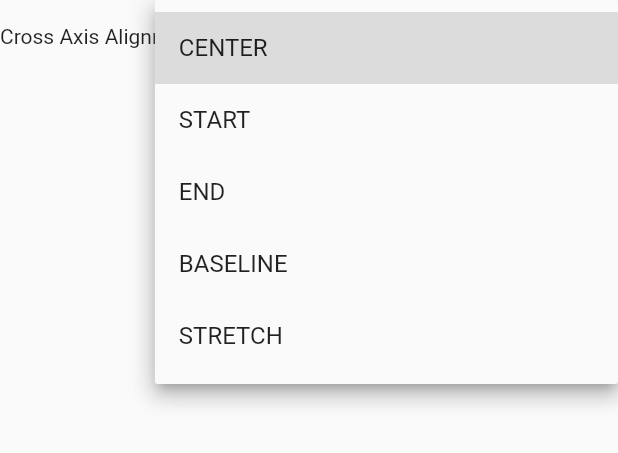
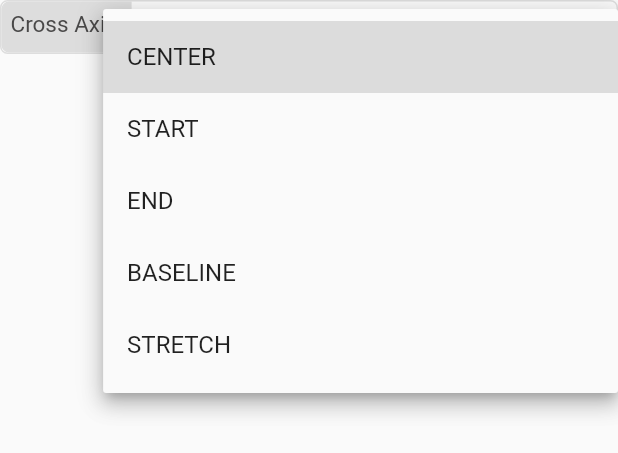
Before and after one commit to MohammedAlimoor/WidGen, a Flutter app: the CrossAxisAlignmentProperties widget shown alone on an empty page, opened directly with empty values, after a tap on "CENTER", on a phone screen of 412 x 824 dp. Shown: the top 453 px of the screen. Run offline on Flutter 3.47's test engine with Material 2 defaults, Android fonts, the phone set to English and light mode, and no system bars; our stand-ins replace dotted_border, flutter_colorpicker, get, google_fonts; missing offline and left inert: flutter_bootstrap_widgets.

Commit message:
add column  properties

```diff
--- a/lib/properties/cross_axis_alignment_properties.dart
+++ b/lib/properties/cross_axis_alignment_properties.dart
@@ -1,4 +1,5 @@
 import 'package:flutter/material.dart';
+import 'package:wid_gen/core/widgets/item_properties.dart';
 
 class CrossAxisAlignmentProperties extends StatelessWidget {
   CrossAxisAlignmentProperties(
@@ -14,14 +15,12 @@ class CrossAxisAlignmentProperties extends StatelessWidget {
   //
   @override
   Widget build(BuildContext context) {
-    return Container(
-        child: Row(
-      children: [
-        Text("Cross Axis Alignment"),
-        SizedBox(width: 10),
-        Expanded(
+    return ItemProperties(
+        title: "Cross Axis ",
         child: DropdownButton<CrossAxisAlignment>(
           value: alignment,
+          isDense: true,
+          isExpanded: true,
           items: <CrossAxisAlignment>[
             CrossAxisAlignment.center,
             CrossAxisAlignment.start,
@@ -39,9 +38,6 @@ class CrossAxisAlignmentProperties extends StatelessWidget {
               onSubmitted?.call(select);
             }
           },
-          ),
-        )
-      ],
         ));
   }
 }
--- a/lib/widgets/ff_column.dart
+++ b/lib/widgets/ff_column.dart
@@ -1,4 +1,5 @@
 import 'package:flutter/material.dart';
+import 'package:flutter_bootstrap_widgets/bootstrap_widgets.dart';
 import 'package:get/get.dart';
 import 'package:wid_gen/features/controllers/wid_gen_controller.dart';
 import 'package:wid_gen/properties/cross_axis_alignment_properties.dart';
@@ -14,8 +15,9 @@ class FFColumn extends WidGen {
   String? get name => "Column";
 
   @override
-  Widget get widgetProperties => Container(
-        child: Column(
+  Widget get widgetProperties => BootstrapPanel(
+            header: SelectableText('Style'),
+            body:  Column(
           children: [
             SizedBox(
               height: 10,
```
Also changed, not shown: lib/properties/main_axis_alignment_properties.dart (+5 -9 lines). Lines whose indentation alone changed are shown as unchanged.
